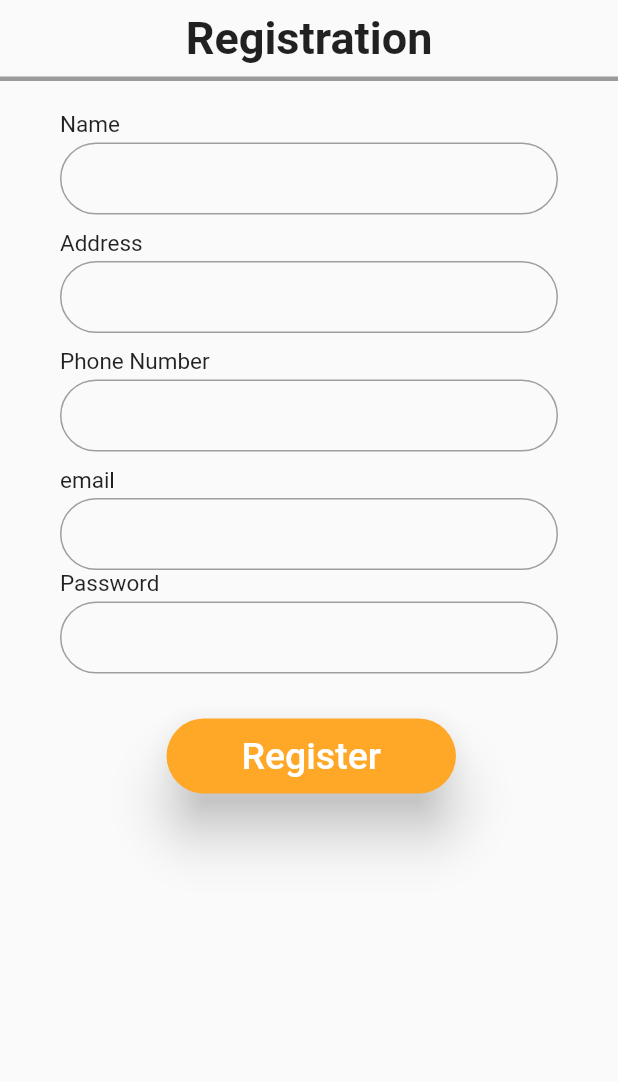
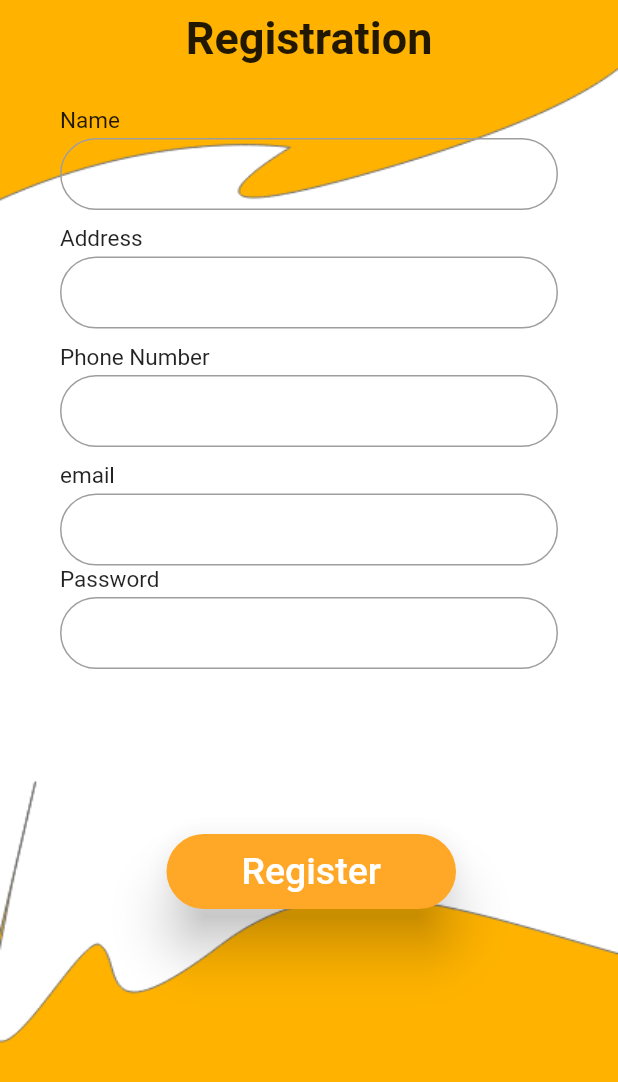
Before and after one commit to SudipRaaz/NewShop, a Flutter app: the screen it shows after launch, after a tap on "Login", after a tap on "Registration", on a phone screen of 412 x 824 dp. Shown: the top 1082 px of the screen. Run offline on Flutter 3.47's test engine with Material 2 defaults, Android fonts, the light colour scheme and no system bars; our stand-ins replace animated_splash_screen, carousel_slider, cloud_firestore, firebase_auth, firebase_core, firebase_messaging and 6 more; missing offline and left inert: flutter_khalti, multiple_stream_builder, store_redirect; accounts and stored records are empty.

Commit message:
login registration background image

```diff
--- a/lib/components/Authetication/login_page.dart
+++ b/lib/components/Authetication/login_page.dart
@@ -24,9 +24,17 @@ class _LoginPageState extends State<LoginPage> {
 
     return Scaffold(
         body: Center(
-      child: Padding(
-        padding: const EdgeInsets.only(top: 45),
-        child: Form(
+      child: Stack(
+        children: [
+          Container(
+            width: MediaQuery.of(context).size.width,
+            height: MediaQuery.of(context).size.height,
+            decoration: const BoxDecoration(
+                image: DecorationImage(
+                    image: AssetImage('assets/images/login.png'),
+                    fit: BoxFit.fill)),
+          ),
+          Form(
             key: _formKey,
             child: ListView(
               keyboardDismissBehavior: ScrollViewKeyboardDismissBehavior.onDrag,
@@ -37,8 +45,8 @@ class _LoginPageState extends State<LoginPage> {
                       padding: EdgeInsets.only(bottom: 30),
                       child: Text(
                         "Sign in",
-                      style:
-                          TextStyle(fontSize: 30, fontWeight: FontWeight.bold),
+                        style: TextStyle(
+                            fontSize: 30, fontWeight: FontWeight.bold),
                       ),
                     ),
                     Padding(
@@ -80,7 +88,8 @@ class _LoginPageState extends State<LoginPage> {
                                         });
                                       },
                                       textAlign: TextAlign.start,
-                                    textAlignVertical: TextAlignVertical.bottom,
+                                      textAlignVertical:
+                                          TextAlignVertical.bottom,
                                       decoration: InputDecoration(
                                         // hintText: 'Enter Product Name',
                                         border: OutlineInputBorder(
@@ -125,7 +134,8 @@ class _LoginPageState extends State<LoginPage> {
                                       },
                                       obscureText: true,
                                       textAlign: TextAlign.start,
-                                    textAlignVertical: TextAlignVertical.bottom,
+                                      textAlignVertical:
+                                          TextAlignVertical.bottom,
                                       decoration: InputDecoration(
                                         border: OutlineInputBorder(
                                             borderRadius:
@@ -169,7 +179,7 @@ class _LoginPageState extends State<LoginPage> {
                     Padding(
                       padding: const EdgeInsets.symmetric(horizontal: 40),
                       child: Container(
-                      padding: const EdgeInsets.only(top: 30, left: 3),
+                        padding: const EdgeInsets.only(top: 180, left: 3),
                         child: MaterialButton(
                             minWidth: 150,
                             height: 50,
@@ -203,28 +213,8 @@ class _LoginPageState extends State<LoginPage> {
                                 }
                               }
                             },
-                          // onPressed: () async {
-                          //   print("$_email, $_password");
-                          //   try {
-                          //     await _auth.signInWithEmailAndPassword(
-                          //         email: _email, password: _password);
-
-                          // User? userToken = _auth.currentUser;
-                          //     String? userID = userToken?.uid;
-                          //     print("userToken = $userToken");
-                          //     print("userToken passed = ${userToken?.uid}");
-                          //     print("userToken = $userID");
-                          //     if (userToken?.uid != null) {
-                          //       Navigator.of(context).pushReplacement(
-                          //           MaterialPageRoute(
-                          //               builder: (context) => PageLayout()));
-                          //     }
-                          //   } catch (e) {
-                          //     print("error: $e");
-                          //   }
-                          // },
-                          color: Colors.orange.shade400,
-                          elevation: 0,
+                            color: Color.fromARGB(255, 252, 181, 75),
+                            elevation: 15,
                             shape: RoundedRectangleBorder(
                               borderRadius: BorderRadius.circular(50),
                             ),
@@ -262,6 +252,7 @@ class _LoginPageState extends State<LoginPage> {
               ],
             ),
           ),
+        ],
       ),
     ));
   }
--- a/lib/components/Authetication/registration.dart
+++ b/lib/components/Authetication/registration.dart
@@ -27,10 +27,19 @@ class _RegistrationPageState extends State<RegistrationPage> {
         Provider.of<Registration_Dao>(context, listen: false);
 
     return Scaffold(
-        body: SafeArea(
-      child: Form(
+        body: Form(
       key: _formKey,
-        child: ListView(
+      child: Stack(
+        children: [
+          Container(
+            width: MediaQuery.of(context).size.width,
+            height: MediaQuery.of(context).size.height,
+            decoration: const BoxDecoration(
+                image: DecorationImage(
+                    image: AssetImage('assets/images/login.png'),
+                    fit: BoxFit.fill)),
+          ),
+          ListView(
             children: [
               Container(
                   child: Column(
@@ -45,10 +54,6 @@ class _RegistrationPageState extends State<RegistrationPage> {
                             style: TextStyle(
                                 fontSize: 30, fontWeight: FontWeight.bold),
                           ),
-                      ),
-                      SizedBox(
-                        height: 3,
-                        child: Container(color: Colors.black38),
                         ),
                         const SizedBox(
                           height: 20,
@@ -93,11 +98,12 @@ class _RegistrationPageState extends State<RegistrationPage> {
                                     keyboardType: TextInputType.phone,
                                     controller: _phoneController,
                                     decoration: InputDecoration(
-                                    contentPadding: const EdgeInsets.symmetric(
+                                      contentPadding:
+                                          const EdgeInsets.symmetric(
                                               vertical: 0, horizontal: 10),
                                       enabledBorder: OutlineInputBorder(
-                                      borderSide:
-                                          const BorderSide(color: Colors.grey),
+                                        borderSide: const BorderSide(
+                                            color: Colors.grey),
                                         borderRadius: BorderRadius.circular(50),
                                       ),
                                     ),
@@ -188,9 +194,10 @@ class _RegistrationPageState extends State<RegistrationPage> {
                     Padding(
                         padding: const EdgeInsets.symmetric(horizontal: 40),
                         child: Container(
-                        padding: const EdgeInsets.only(top: 30, left: 3),
+                          padding: const EdgeInsets.only(top: 110, left: 3),
                           child: MaterialButton(
-                            padding: const EdgeInsets.symmetric(horizontal: 50),
+                              padding:
+                                  const EdgeInsets.symmetric(horizontal: 50),
                               // minWidth: double.infinity,
                               height: 50,
                               onPressed: () async {
@@ -235,6 +242,7 @@ class _RegistrationPageState extends State<RegistrationPage> {
                   ])),
             ],
           ),
+        ],
       ),
     ));
   }
```
Lines whose indentation alone changed are shown as unchanged.
